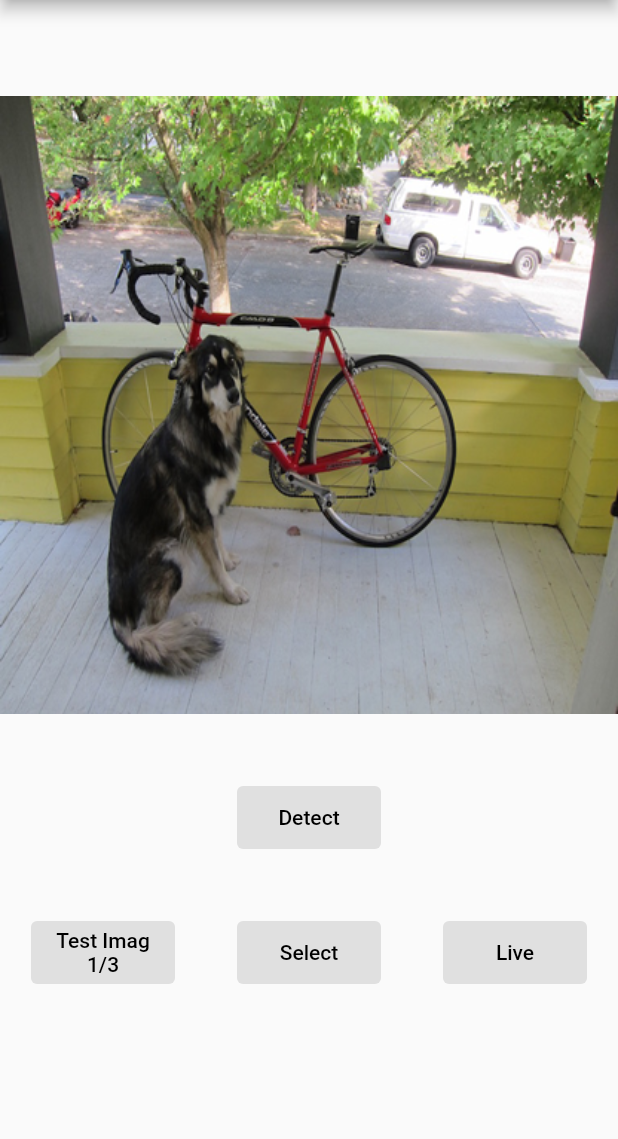
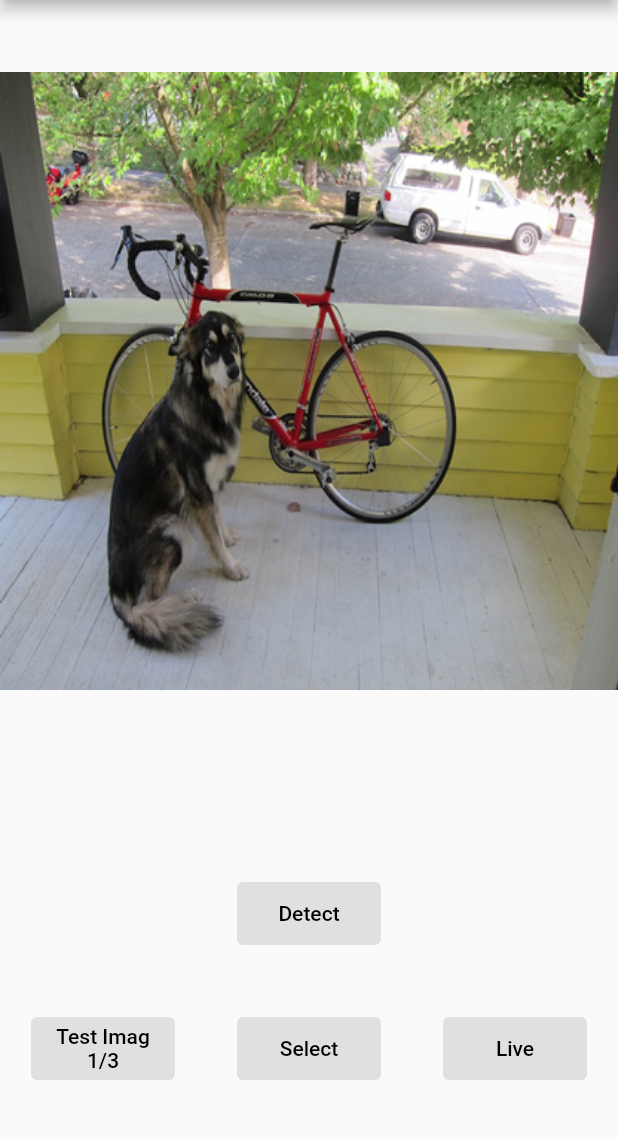
Before and after one commit to tsubauaaa/flutter_d2go, a Flutter app: the screen it shows after launch, on a phone screen of 412 x 824 dp, the part 84-1223 px from its top. Run offline on Flutter 3.47's test engine with Material 2 defaults, Android fonts, the phone set to English and light mode, and no system bars; our stand-ins replace image_picker.

Commit message:
fit外してみた

```diff
--- a/example/lib/main.dart
+++ b/example/lib/main.dart
@@ -48,10 +48,11 @@ class _MyAppState extends State<MyApp> {
     List<Widget> stackChildren = [];
     stackChildren.add(
       Positioned(
+        // top: 0.0,
+        // left: 0.0,
         child: _selectedImage == null
             ? Image.asset(
                 'assets/images/${_imageList[_index]}',
-                fit: BoxFit.fill,
               )
             : Image.file(_selectedImage!),
       ),
@@ -65,8 +66,11 @@ class _MyAppState extends State<MyApp> {
         body: Column(
           mainAxisAlignment: MainAxisAlignment.center,
           children: [
-            Stack(
-              children: stackChildren,
+            SizedBox(height: 48),
+            Expanded(
+              child: Stack(
+                children: stackChildren,
+              ),
             ),
             const SizedBox(height: 48),
             MyButton(
```
